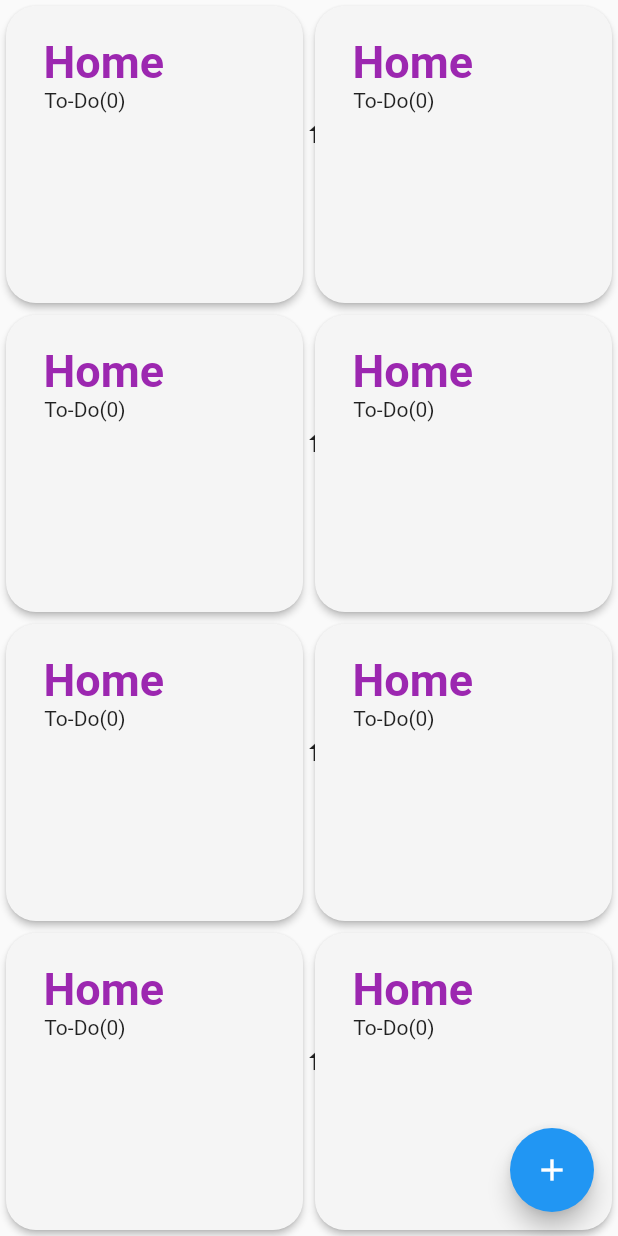
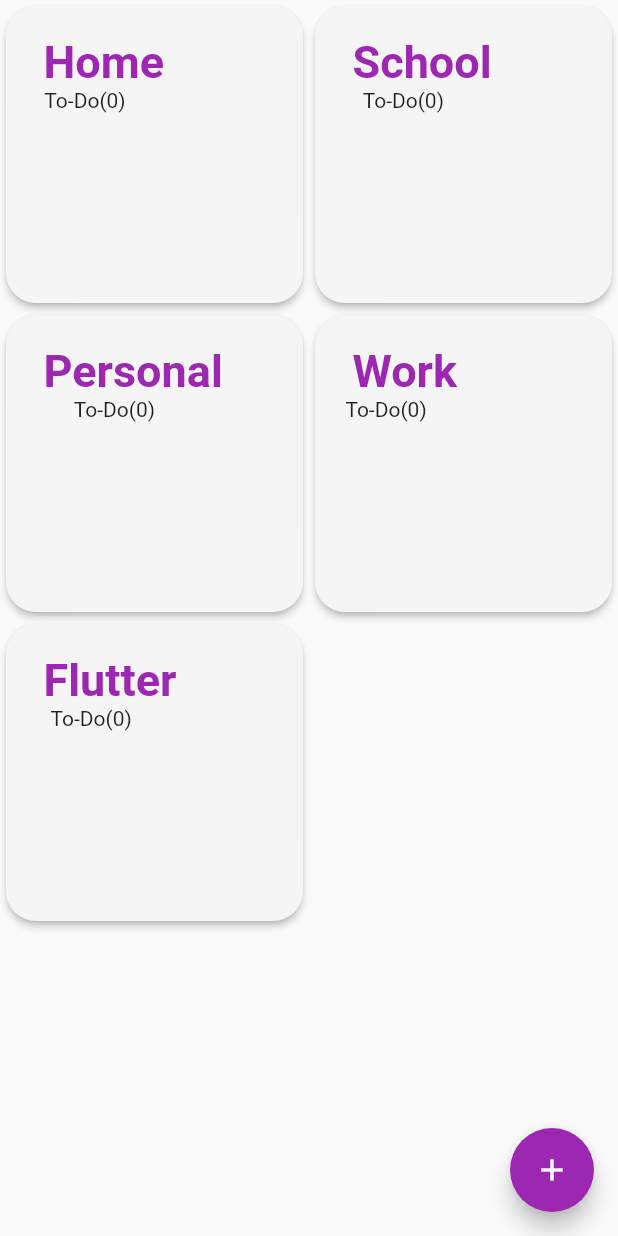
Before and after one commit to yagizdo/Grid-Destune, a Flutter app: the screen it shows after launch, on a phone screen of 412 x 824 dp. Run offline on Flutter 3.47's test engine with Material 2 defaults, Android fonts, the phone set to English and light mode, and no system bars.

Commit message:
Added Provider

```diff
--- a/lib/Providers/category_provider.dart
+++ b/lib/Providers/category_provider.dart
@@ -1,5 +1,16 @@
+import 'dart:collection';
+
 import 'package:flutter/material.dart';
+import 'package:grid_todo/Models/category.dart';
 
 class CategoryProvider extends ChangeNotifier {
+List<Category> categories = [
+  Category("Home"),
+  Category("School"),
+  Category("Personal"),
+  Category("Work"),
+  Category("Flutter"),
+];
 
+UnmodifiableListView<Category> get allCategories => UnmodifiableListView(categories);
 }
--- /dev/null
+++ b/lib/Screens/categorypage.dart
@@ -0,0 +1,21 @@
+import 'package:flutter/material.dart';
+
+class CategoryPage extends StatelessWidget {
+  const CategoryPage({Key? key,required this.title}) : super(key: key);
+  final String title;
+  @override
+  Widget build(BuildContext context) {
+    return Scaffold(
+      body: Column(
+        children: [
+          Text('Your Tasks'),
+          ListView.builder(
+              itemBuilder: (context,index) {
+                return Card();
+              }
+          )
+        ],
+      ),
+    );
+  }
+}
--- a/lib/Screens/homepage.dart
+++ b/lib/Screens/homepage.dart
@@ -1,5 +1,6 @@
 import 'package:flutter/material.dart';
 import 'package:grid_todo/Widgets/Category/category_card.dart';
+import 'package:grid_todo/Widgets/Homepage/category_list.dart';
 
 class HomePage extends StatelessWidget {
   const HomePage({Key? key}) : super(key: key);
@@ -8,18 +9,11 @@ class HomePage extends StatelessWidget {
   Widget build(BuildContext context) {
     return Scaffold(
       floatingActionButton: FloatingActionButton(
+        backgroundColor: Colors.purple,
         onPressed: () {},
         child: const Icon(Icons.add),
       ),
-      body: GridView.builder(
-          gridDelegate: const SliverGridDelegateWithFixedCrossAxisCount(
-            crossAxisCount: 2,
-            childAspectRatio: 2 / 2
-          ),
-          itemBuilder: (context,index) {
-            return CategoryCard();
-          }
-          ),
+      body: CategoryList(),
     );
   }
 }
--- a/lib/Widgets/Category/category_card.dart
+++ b/lib/Widgets/Category/category_card.dart
@@ -1,12 +1,16 @@
 import 'package:flutter/material.dart';
+import 'package:grid_todo/Models/category.dart';
+import 'package:grid_todo/Screens/categorypage.dart';
 
 class CategoryCard extends StatelessWidget {
-  const CategoryCard({Key? key}) : super(key: key);
+  const CategoryCard({Key? key, required this.category}) : super(key: key);
 
+  final Category category;
   @override
   Widget build(BuildContext context) {
     return GestureDetector(
       onTap: () {
+        showModalBottomSheet(context: context, builder: (context) => CategoryPage(title: category.title));
         print('Grid Card Clicked');
       },
       child: Card(
@@ -19,18 +23,14 @@ class CategoryCard extends StatelessWidget {
           crossAxisAlignment: CrossAxisAlignment.start,
           children:  [
            Column(
-             children: const [
+             children: [
                Padding(
-                 padding: EdgeInsets.only(top : 20.0,left : 25.0),
-                 child: Text('Home',style: TextStyle(fontSize: 30,color: Colors.purple,fontWeight: FontWeight.bold),),
+                 padding: const EdgeInsets.only(top : 20.0,left : 25.0),
+                 child: Text(category.title,style: TextStyle(fontSize: 30,color: Colors.purple,fontWeight: FontWeight.bold),),
                ),
-               Text('To-Do(0)'),
+               const Text('To-Do(0)'),
              ],
            ),
-            Padding(
-              padding: const EdgeInsets.only(left : 200.0),
-              child: const Icon(Icons.home),
-            )
           ],
         ),
       ),
--- /dev/null
+++ b/lib/Widgets/Homepage/category_list.dart
@@ -0,0 +1,27 @@
+import 'package:flutter/material.dart';
+import 'package:grid_todo/Models/category.dart';
+import 'package:grid_todo/Providers/category_provider.dart';
+import 'package:grid_todo/Widgets/Category/category_card.dart';
+import 'package:provider/provider.dart';
+
+class CategoryList extends StatelessWidget {
+  const CategoryList({Key? key}) : super(key: key);
+
+  @override
+  Widget build(BuildContext context) {
+    return Consumer<CategoryProvider>(
+      builder: (context, state,child) {
+        return GridView.builder(
+            gridDelegate: const SliverGridDelegateWithFixedCrossAxisCount(
+                crossAxisCount: 2,
+                childAspectRatio: 2 / 2
+            ),
+            itemCount: state.allCategories.length,
+            itemBuilder: (context,index) {
+              return CategoryCard(category: state.allCategories[index],);
+            }
+        );
+      }
+    );
+  }
+}
```
